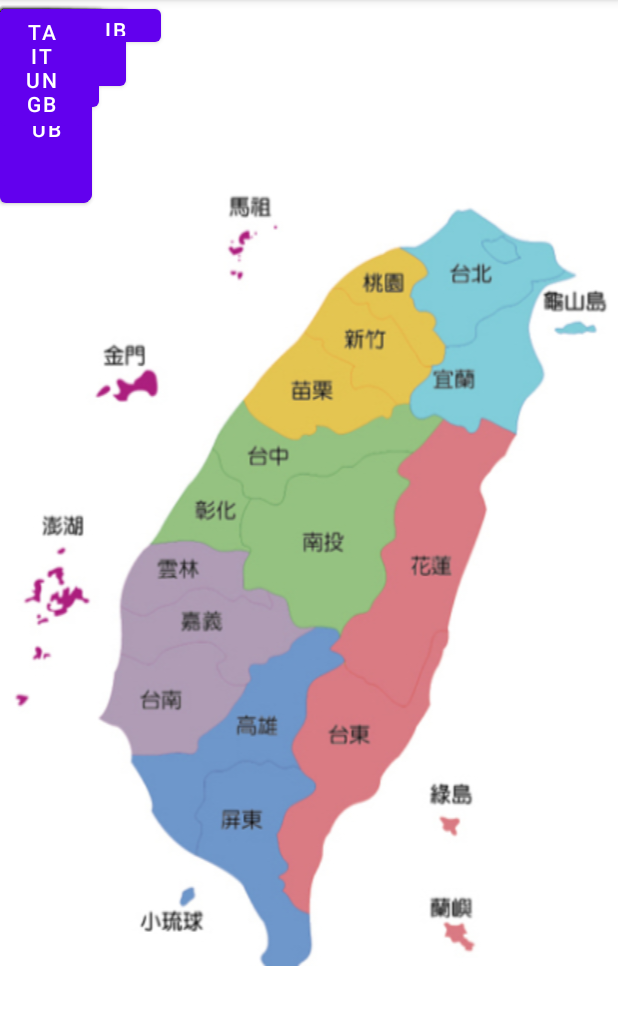
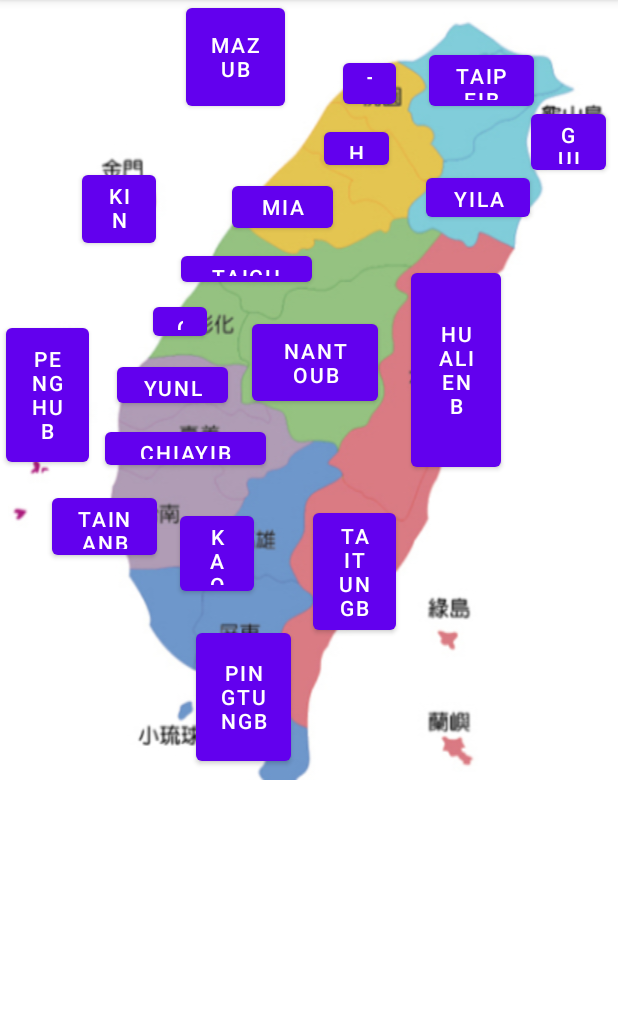
Before and after one commit to s1081702/Files, an Android app: the screen it shows after launch (MainActivity), on a phone screen of 412 x 824 dp, the part 84-1109 px from its top. Run offline under Robolectric (Android 15) with nearby library versions, the phone set to English and light mode, and no system bars.

Commit message:
蓉公公地圖按鈕修復

```diff
--- a/app/src/main/res/layout/activity_main.xml
+++ b/app/src/main/res/layout/activity_main.xml
@@ -1,5 +1,5 @@
 <?xml version="1.0" encoding="utf-8"?>
-<androidx.constraintlayout.widget.ConstraintLayout xmlns:android="http://schemas.android.com/apk/res/android"
+<AbsoluteLayout xmlns:android="http://schemas.android.com/apk/res/android"
     xmlns:app="http://schemas.android.com/apk/res-auto"
     xmlns:tools="http://schemas.android.com/tools"
     android:layout_width="match_parent"
@@ -21,6 +21,8 @@
         android:id="@+id/TaipeiB"
         android:layout_width="70dp"
         android:layout_height="46dp"
+        android:layout_x="286dp"
+        android:layout_y="31dp"
         android:text="TaipeiB"
         tools:layout_editor_absoluteX="282dp"
         tools:layout_editor_absoluteY="74dp"
@@ -30,6 +32,8 @@
         android:id="@+id/TaoyuanB"
         android:layout_width="35dp"
         android:layout_height="39dp"
+        android:layout_x="229dp"
+        android:layout_y="36dp"
         android:text="TaoyuanB"
         tools:layout_editor_absoluteX="238dp"
         tools:layout_editor_absoluteY="89dp" />
@@ -38,6 +42,8 @@
         android:id="@+id/HsinchuB"
         android:layout_width="43dp"
         android:layout_height="34dp"
+        android:layout_x="216dp"
+        android:layout_y="82dp"
         android:text="HsinchuB"
         tools:layout_editor_absoluteX="226dp"
         tools:layout_editor_absoluteY="129dp" />
@@ -46,6 +52,8 @@
         android:id="@+id/YilanB"
         android:layout_width="69dp"
         android:layout_height="38dp"
+        android:layout_x="284dp"
+        android:layout_y="113dp"
         android:text="YilanB"
         tools:layout_editor_absoluteX="288dp"
         tools:layout_editor_absoluteY="154dp" />
@@ -54,6 +62,8 @@
         android:id="@+id/MiaoliB"
         android:layout_width="67dp"
         android:layout_height="40dp"
+        android:layout_x="155dp"
+        android:layout_y="118dp"
         android:text="MiaoliB"
         tools:layout_editor_absoluteX="168dp"
         tools:layout_editor_absoluteY="162dp" />
@@ -62,6 +72,8 @@
         android:id="@+id/TaichungB"
         android:layout_width="87dp"
         android:layout_height="29dp"
+        android:layout_x="121dp"
+        android:layout_y="165dp"
         android:text="TaichungB"
         tools:layout_editor_absoluteX="148dp"
         tools:layout_editor_absoluteY="205dp" />
@@ -70,6 +82,8 @@
         android:id="@+id/ChanghuaB"
         android:layout_width="36dp"
         android:layout_height="31dp"
+        android:layout_x="102dp"
+        android:layout_y="199dp"
         android:text="ChanghuaB"
         tools:layout_editor_absoluteX="122dp"
         tools:layout_editor_absoluteY="243dp" />
@@ -78,6 +92,8 @@
         android:id="@+id/NantouB"
         android:layout_width="84dp"
         android:layout_height="63dp"
+        android:layout_x="168dp"
+        android:layout_y="210dp"
         android:text="NantouB"
         tools:layout_editor_absoluteX="167dp"
         tools:layout_editor_absoluteY="250dp" />
@@ -86,6 +102,8 @@
         android:id="@+id/HualienB"
         android:layout_width="60dp"
         android:layout_height="141dp"
+        android:layout_x="274dp"
+        android:layout_y="176dp"
         android:text="HualienB"
         tools:layout_editor_absoluteX="252dp"
         tools:layout_editor_absoluteY="219dp" />
@@ -94,6 +112,8 @@
         android:id="@+id/GuishanB"
         android:layout_width="50dp"
         android:layout_height="49dp"
+        android:layout_x="354dp"
+        android:layout_y="70dp"
         android:text="GuishanB"
         tools:layout_editor_absoluteX="360dp"
         tools:layout_editor_absoluteY="105dp" />
@@ -102,14 +122,21 @@
         android:id="@+id/MazuB"
         android:layout_width="66dp"
         android:layout_height="77dp"
+        android:layout_marginStart="128dp"
+        android:layout_marginLeft="128dp"
+        android:layout_marginTop="40dp"
+        android:layout_x="124dp"
+        android:layout_y="-1dp"
         android:text="MazuB"
-        tools:layout_editor_absoluteX="127dp"
-        tools:layout_editor_absoluteY="41dp" />
+        app:layout_constraintStart_toStartOf="parent"
+        app:layout_constraintTop_toTopOf="parent" />
 
     <Button
         android:id="@+id/KinmenB"
         android:layout_width="49dp"
         android:layout_height="57dp"
+        android:layout_x="55dp"
+        android:layout_y="111dp"
         android:text="KinmenB"
         tools:layout_editor_absoluteX="56dp"
         tools:layout_editor_absoluteY="135dp" />
@@ -118,14 +145,18 @@
         android:id="@+id/YunlinB"
         android:layout_width="74dp"
         android:layout_height="36dp"
+        android:layout_x="78dp"
+        android:layout_y="239dp"
         android:text="YunlinB"
         tools:layout_editor_absoluteX="86dp"
         tools:layout_editor_absoluteY="278dp" />
 
     <Button
         android:id="@+id/PenghuB"
-        android:layout_width="61dp"
-        android:layout_height="140dp"
+        android:layout_width="55dp"
+        android:layout_height="101dp"
+        android:layout_x="4dp"
+        android:layout_y="213dp"
         android:text="PenghuB"
         tools:layout_editor_absoluteX="1dp"
         tools:layout_editor_absoluteY="253dp" />
@@ -134,6 +165,8 @@
         android:id="@+id/ChiayiB"
         android:layout_width="107dp"
         android:layout_height="34dp"
+        android:layout_x="70dp"
+        android:layout_y="282dp"
         android:text="ChiayiB"
         tools:layout_editor_absoluteX="83dp"
         tools:layout_editor_absoluteY="316dp" />
@@ -142,6 +175,8 @@
         android:id="@+id/TainanB"
         android:layout_width="70dp"
         android:layout_height="50dp"
+        android:layout_x="35dp"
+        android:layout_y="326dp"
         android:text="TainanB"
         tools:layout_editor_absoluteX="76dp"
         tools:layout_editor_absoluteY="357dp" />
@@ -150,14 +185,18 @@
         android:id="@+id/KaohsiungB"
         android:layout_width="49dp"
         android:layout_height="62dp"
+        android:layout_x="120dp"
+        android:layout_y="338dp"
         android:text="KaohsiungB"
         tools:layout_editor_absoluteX="146dp"
         tools:layout_editor_absoluteY="367dp" />
 
     <Button
         android:id="@+id/PingtungB"
-        android:layout_width="41dp"
-        android:layout_height="60dp"
+        android:layout_width="63dp"
+        android:layout_height="97dp"
+        android:layout_x="131dp"
+        android:layout_y="416dp"
         android:text="PingtungB"
         tools:layout_editor_absoluteX="144dp"
         tools:layout_editor_absoluteY="441dp" />
@@ -166,7 +205,9 @@
         android:id="@+id/TaitungB"
         android:layout_width="55dp"
         android:layout_height="90dp"
+        android:layout_x="209dp"
+        android:layout_y="336dp"
         android:text="TaitungB"
         tools:layout_editor_absoluteX="205dp"
         tools:layout_editor_absoluteY="377dp" />
-</androidx.constraintlayout.widget.ConstraintLayout>
+</AbsoluteLayout>
```
